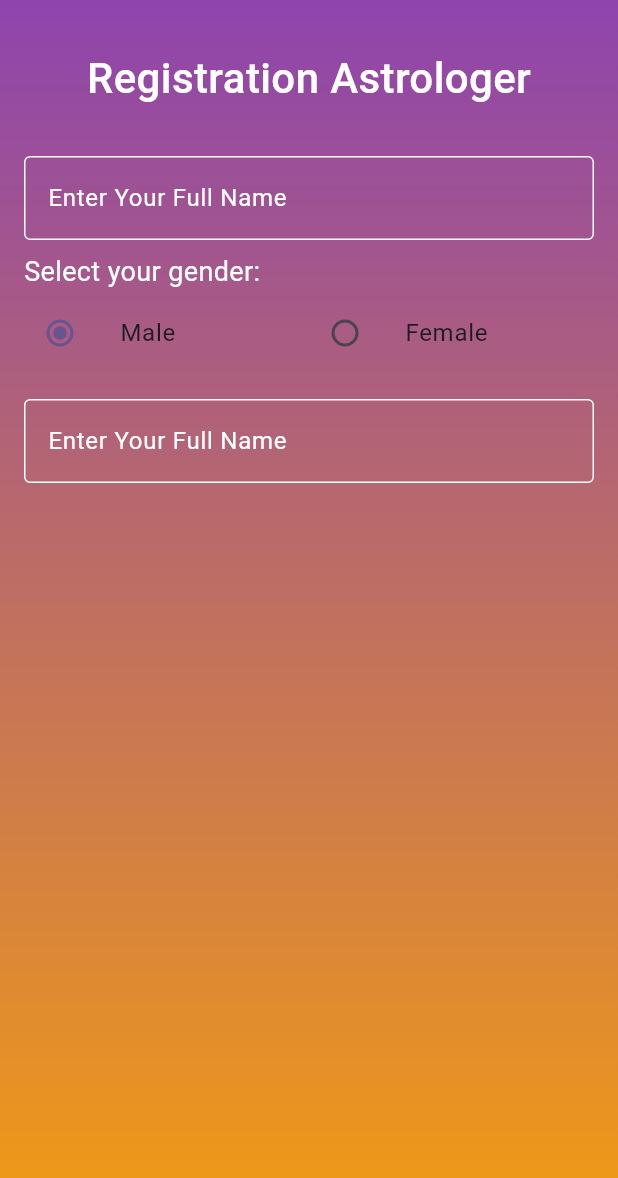
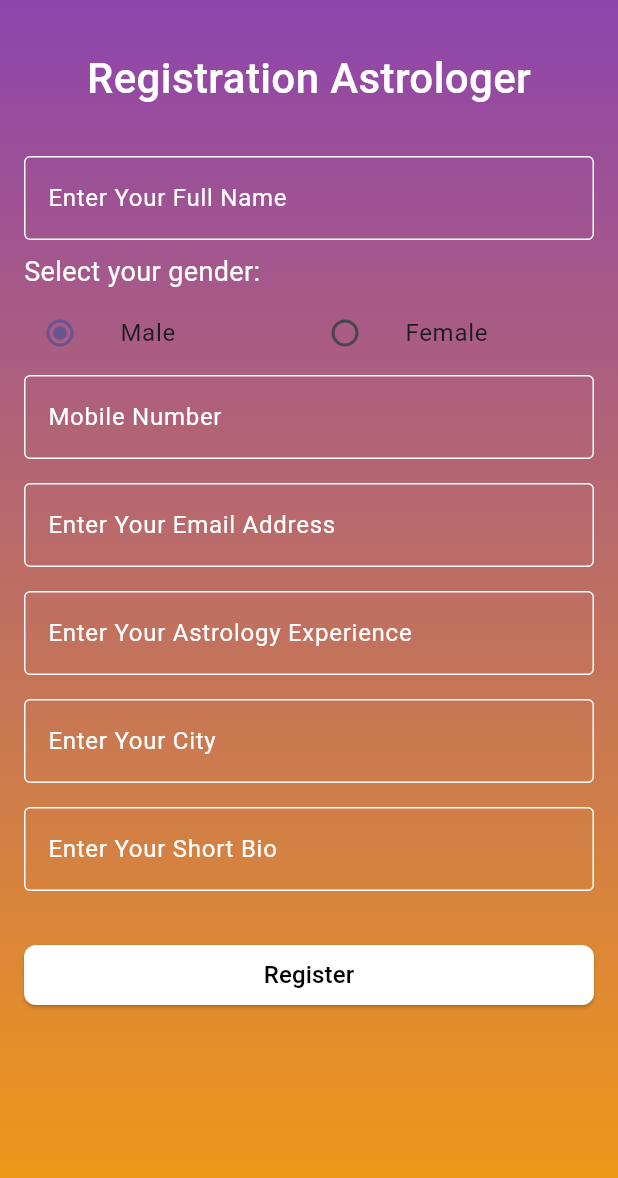
Before and after one commit to shubhamdevgupta/astrohelpme-flutter, a Flutter app: the RegisterScreen screen opened directly, on a phone screen of 412 x 824 dp. Shown: the top 1178 px of the screen. Run offline on Flutter 3.47's test engine with Material 3 defaults, Android fonts, the light colour scheme and no system bars; accounts and stored records are empty.

```diff
--- a/lib/screens/login/register_screen.dart
+++ b/lib/screens/login/register_screen.dart
@@ -24,9 +24,11 @@ class _RegisterScreenState extends State<RegisterScreen> {
             Color(0xFFF39C12), // Orange
           ],
           begin: Alignment.topCenter,
-              end: Alignment.bottomCenter,)),
+          end: Alignment.bottomCenter,
+        )),
         child: Padding(
           padding: const EdgeInsets.all(16.0),
+          child: SingleChildScrollView(
             child: Column(
               children: [
                 const Padding(
@@ -44,6 +46,7 @@ class _RegisterScreenState extends State<RegisterScreen> {
                   padding: EdgeInsets.only(top: 16),
                   child: TextField(
                     keyboardType: TextInputType.name,
+                    style: TextStyle(color: Colors.black),
                     decoration: InputDecoration(
                       labelText: "Enter Your Full Name",
                       labelStyle: TextStyle(color: Colors.white),
@@ -61,7 +64,7 @@ class _RegisterScreenState extends State<RegisterScreen> {
                     alignment: Alignment.topLeft,
                     child: Text(
                       'Select your gender:',
-                    style: TextStyle(fontSize: 18,color: Colors.white),
+                      style: TextStyle(fontSize: 18, color: Colors.white),
                     ),
                   ),
                 ),
@@ -99,12 +102,31 @@ class _RegisterScreenState extends State<RegisterScreen> {
                     ),
                   ],
                 ),
+                TextField(
+                  //controller: phoneController,
+                  keyboardType: TextInputType.number,
+                  inputFormatters: [
+                    FilteringTextInputFormatter.digitsOnly,
+                    LengthLimitingTextInputFormatter(10),
+                  ],
+                  style: TextStyle(color: Colors.white),
+                  decoration: const InputDecoration(
+                    labelText: "Mobile Number",
+                    labelStyle: TextStyle(color: Colors.white),
+                    hintStyle: TextStyle(color: Colors.white70),
+                    prefix: Text('+91'),
+                    focusedBorder: OutlineInputBorder(
+                        borderSide: BorderSide(color: Colors.white)),
+                    enabledBorder: OutlineInputBorder(
+                        borderSide: BorderSide(color: Colors.white)),
+                  ),
+                ),
                 const Padding(
                   padding: EdgeInsets.only(top: 16),
                   child: TextField(
                     keyboardType: TextInputType.name,
                     decoration: InputDecoration(
-                    labelText: "Enter Your Full Name",
+                      labelText: "Enter Your Email Address",
                       labelStyle: TextStyle(color: Colors.white),
                       hintStyle: TextStyle(color: Colors.white70),
                       focusedBorder: OutlineInputBorder(
@@ -113,11 +135,80 @@ class _RegisterScreenState extends State<RegisterScreen> {
                           borderSide: BorderSide(color: Colors.white)),
                     ),
                   ),
+                ),
+                const Padding(
+                  padding: EdgeInsets.only(top: 16),
+                  child: TextField(
+                    keyboardType: TextInputType.number,
+                    decoration: InputDecoration(
+                      labelText: "Enter Your Astrology Experience",
+                      labelStyle: TextStyle(color: Colors.white),
+                      hintStyle: TextStyle(color: Colors.white70),
+                      focusedBorder: OutlineInputBorder(
+                          borderSide: BorderSide(color: Colors.white)),
+                      enabledBorder: OutlineInputBorder(
+                          borderSide: BorderSide(color: Colors.white)),
+                    ),
+                  ),
+                ),
+                const Padding(
+                  padding: EdgeInsets.only(top: 16),
+                  child: TextField(
+                    keyboardType: TextInputType.name,
+                    decoration: InputDecoration(
+                      labelText: "Enter Your City",
+                      labelStyle: TextStyle(color: Colors.white),
+                      hintStyle: TextStyle(color: Colors.white70),
+                      focusedBorder: OutlineInputBorder(
+                          borderSide: BorderSide(color: Colors.white)),
+                      enabledBorder: OutlineInputBorder(
+                          borderSide: BorderSide(color: Colors.white)),
+                    ),
+                  ),
+                ),
+                const Padding(
+                  padding: EdgeInsets.only(top: 16),
+                  child: TextField(
+                    keyboardType: TextInputType.name,
+                    decoration: InputDecoration(
+                      labelText: "Enter Your Short Bio",
+                      labelStyle: TextStyle(color: Colors.white),
+                      hintStyle: TextStyle(color: Colors.white70),
+                      focusedBorder: OutlineInputBorder(
+                          borderSide: BorderSide(color: Colors.white)),
+                      enabledBorder: OutlineInputBorder(
+                          borderSide: BorderSide(color: Colors.white)),
+                    ),
+                  ),
+                ),
+                Padding(
+                  padding: EdgeInsets.only(top: 32.0),
+                  child: Column(
+                    children: [
+                      SizedBox(
+                        width: double.infinity,
+                        child: ElevatedButton(
+                          onPressed: () {},
+                          style: ElevatedButton.styleFrom(
+                            foregroundColor: Colors.black,
+                            backgroundColor: Colors.white,
+                            // Text color
+                            shape: RoundedRectangleBorder(
+                              borderRadius:
+                                  BorderRadius.circular(8), // Rounded corners
+                            ),
+                          ),
+                          child: const Text(
+                            'Register',
+                            style: TextStyle(fontSize: 16, color: Colors.black),
+                          ),
+                        ),
+                      ),
+                    ],
+                  ),
                 )
-
-
-
               ],
+            ),
           ),
         ),
       ),
```
Also changed, not shown: lib/model/RegistrationResponse.dart (added, +75 -0 lines), lib/repository/UserRepository.dart (+10 -0 lines). Lines whose indentation alone changed are shown as unchanged.
